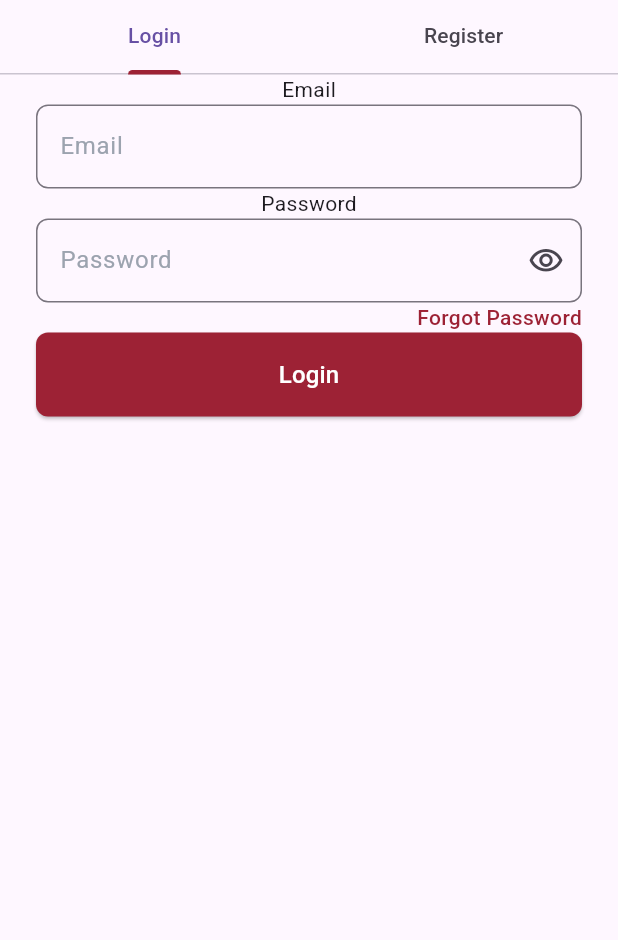
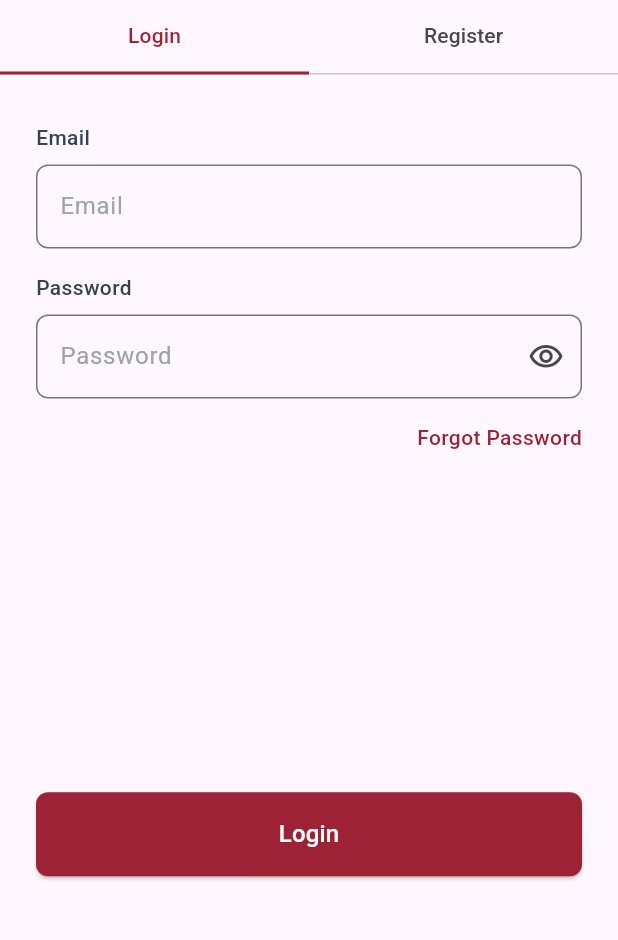
Before and after one commit to Mahmoudelnagar5/ITI---Graduation-Project, a Flutter app: the LoginView screen opened by its route, on a phone screen of 412 x 824 dp, the part 224-1164 px from its top. Run offline on Flutter 3.47's test engine with Material 3 defaults, Android fonts, the light colour scheme and no system bars; our stand-ins replace flutter_bloc, flutter_svg, gap, shared_preferences, smooth_page_indicator; accounts and stored records are empty.

Commit message:
refactor our code and edit login UI

```diff
--- a/lib/features/Auth/presentation/views/login_view.dart
+++ b/lib/features/Auth/presentation/views/login_view.dart
@@ -3,7 +3,9 @@ import 'package:final_project_iti/core/utilities/app_font_family.dart';
 import 'package:final_project_iti/core/utilities/assets_manager.dart';
 import 'package:final_project_iti/core/utilities/styles_manager.dart';
 import 'package:final_project_iti/features/Auth/presentation/widgets/login_form.dart';
+import 'package:final_project_iti/features/Auth/presentation/widgets/register_form.dart';
 import 'package:flutter/material.dart';
+import 'package:gap/gap.dart';
 
 class LoginView extends StatelessWidget {
   const LoginView({super.key});
@@ -31,10 +33,13 @@ class LoginView extends StatelessWidget {
                 child: TabBar(
                   tabs: [Text('Login'), Text('Register')],
                   indicatorColor: AppColors.mainColorStart,
+                  indicatorSize: TabBarIndicatorSize.tab,
+                  labelColor: AppColors.mainColorStart,
                 ),
               ),
+              const Gap(32),
               const Expanded(
-                child: TabBarView(children: [LoginForm(), Text('data')]),
+                child: TabBarView(children: [LoginForm(),RegisterForm()]),
               ),
             ],
           ),
--- a/lib/features/Auth/presentation/widgets/login_form.dart
+++ b/lib/features/Auth/presentation/widgets/login_form.dart
@@ -5,7 +5,9 @@ import 'package:final_project_iti/core/widgets/app_botton.dart';
 import 'package:final_project_iti/features/Auth/presentation/widgets/app_text_form_field.dart';
 import 'package:final_project_iti/features/Auth/presentation/widgets/forgot_password_botton.dart';
 import 'package:final_project_iti/features/Auth/presentation/widgets/password_text_field.dart';
+import 'package:final_project_iti/features/Auth/presentation/widgets/text_field_title.dart';
 import 'package:flutter/material.dart';
+import 'package:gap/gap.dart';
 
 class LoginForm extends StatelessWidget {
   const LoginForm({super.key});
@@ -17,11 +19,20 @@ class LoginForm extends StatelessWidget {
       child: Form(
         child: Column(
           children: [
-            const Text('Email'),
+            const TextFieldTitle(title: 'Email'),
+            const Gap(8),
             const AppTextFormField(hintText: 'Email'),
-            const Text('Password'),
+            const Gap(16),
+            const TextFieldTitle(title: 'Password'),
+
+            const Gap(8),
+
             const PasswordTextFormField(),
+            const Gap(16),
+
             const ForgotPasswordBotton(),
+            const Spacer(flex: 5),
+
             AppBotton(
               onPressed: () {},
               child: Text(
@@ -32,6 +43,7 @@ class LoginForm extends StatelessWidget {
                 ),
               ),
             ),
+            const Spacer(flex: 2),
           ],
         ),
       ),
--- /dev/null
+++ b/lib/features/Auth/presentation/widgets/register_form.dart
@@ -0,0 +1,18 @@
+import 'package:final_project_iti/core/utilities/app_colors.dart';
+import 'package:final_project_iti/core/utilities/app_font_family.dart';
+import 'package:final_project_iti/core/utilities/styles_manager.dart';
+import 'package:final_project_iti/core/widgets/app_botton.dart';
+import 'package:final_project_iti/features/Auth/presentation/widgets/app_text_form_field.dart';
+import 'package:final_project_iti/features/Auth/presentation/widgets/forgot_password_botton.dart';
+import 'package:final_project_iti/features/Auth/presentation/widgets/password_text_field.dart';
+import 'package:flutter/material.dart';
+import 'package:gap/gap.dart';
+
+class RegisterForm extends StatelessWidget {
+  const RegisterForm({super.key});
+
+  @override
+  Widget build(BuildContext context) {
+    return const Placeholder();
+  }
+}
--- /dev/null
+++ b/lib/features/Auth/presentation/widgets/text_field_title.dart
@@ -0,0 +1,22 @@
+import 'package:final_project_iti/core/utilities/app_colors.dart';
+import 'package:final_project_iti/core/utilities/app_font_family.dart';
+import 'package:final_project_iti/core/utilities/styles_manager.dart';
+import 'package:flutter/material.dart';
+
+class TextFieldTitle extends StatelessWidget {
+  const TextFieldTitle({super.key, required this.title});
+  final String title;
+  @override
+  Widget build(BuildContext context) {
+    return Align(
+      alignment: Alignment.centerLeft,
+      child: Text(
+        title,
+        style: AppTextStyles.textStyleMedium14.copyWith(
+          fontFamily: AppFontFamily.roboto,
+          color: AppColors.titletextfield,
+        ),
+      ),
+    );
+  }
+}
```
